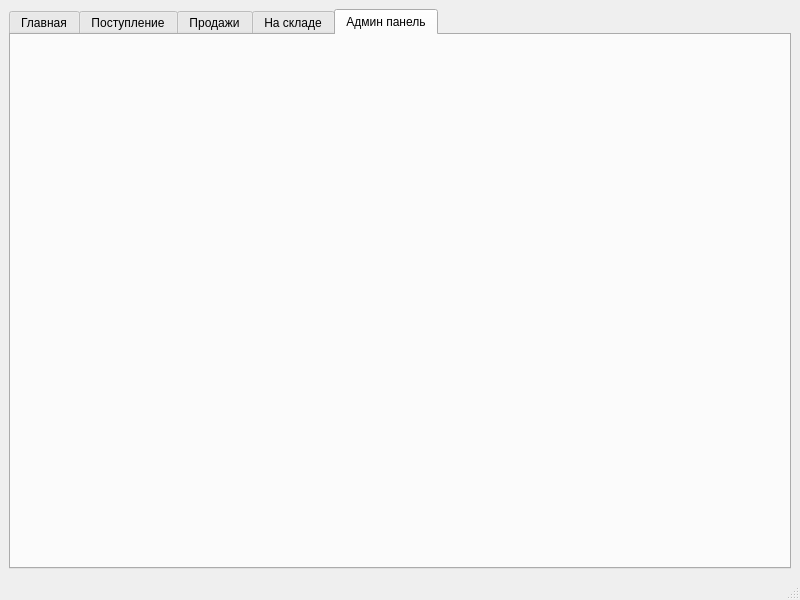
Qt form mainwindow.ui (waay01/Internship) before a commit.
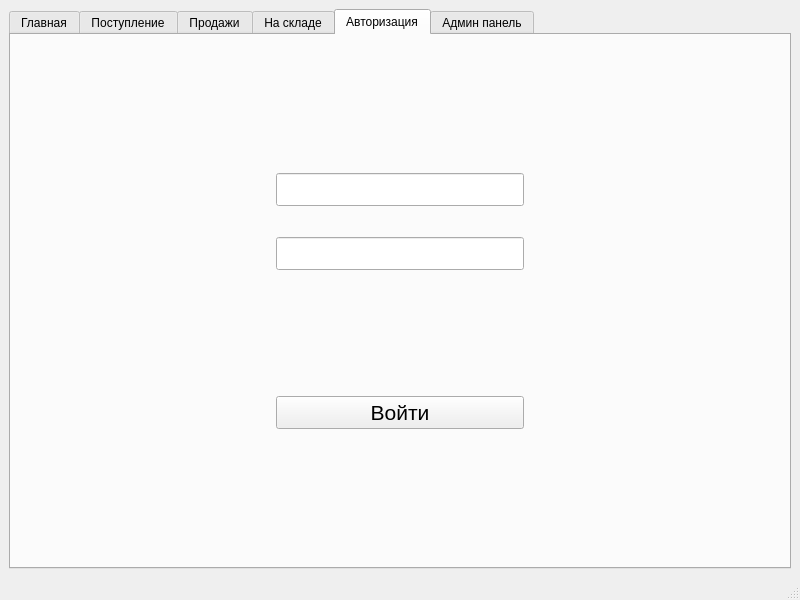
The same form after that commit.

Commit message: v1.1 add: context menu, ui for auth

What changed in the file:
```diff
--- a/mainwindow.ui
+++ b/mainwindow.ui
@@ -177,6 +177,257 @@
         </item>
        </layout>
       </widget>
+      <widget class="QWidget" name="tab_9">
+       <attribute name="title">
+        <string>Авторизация</string>
+       </attribute>
+       <layout class="QGridLayout" name="gridLayout_8">
+        <item row="0" column="0">
+         <widget class="QStackedWidget" name="stackedWidget">
+          <property name="currentIndex">
+           <number>0</number>
+          </property>
+          <widget class="QWidget" name="page">
+           <layout class="QGridLayout" name="gridLayout_9">
+            <item row="0" column="1">
+             <spacer name="verticalSpacer_3">
+              <property name="orientation">
+               <enum>Qt::Vertical</enum>
+              </property>
+              <property name="sizeHint" stdset="0">
+               <size>
+                <width>20</width>
+                <height>102</height>
+               </size>
+              </property>
+             </spacer>
+            </item>
+            <item row="1" column="0">
+             <spacer name="horizontalSpacer_2">
+              <property name="orientation">
+               <enum>Qt::Horizontal</enum>
+              </property>
+              <property name="sizeType">
+               <enum>QSizePolicy::Expanding</enum>
+              </property>
+              <property name="sizeHint" stdset="0">
+               <size>
+                <width>246</width>
+                <height>20</height>
+               </size>
+              </property>
+             </spacer>
+            </item>
+            <item row="1" column="1">
+             <widget class="QLineEdit" name="lineEdit">
+              <property name="font">
+               <font>
+                <family>Tahoma</family>
+                <pointsize>16</pointsize>
+               </font>
+              </property>
+              <property name="cursor">
+               <cursorShape>PointingHandCursor</cursorShape>
+              </property>
+              <property name="text">
+               <string/>
+              </property>
+             </widget>
+            </item>
+            <item row="1" column="2">
+             <spacer name="horizontalSpacer">
+              <property name="orientation">
+               <enum>Qt::Horizontal</enum>
+              </property>
+              <property name="sizeType">
+               <enum>QSizePolicy::Expanding</enum>
+              </property>
+              <property name="sizeHint" stdset="0">
+               <size>
+                <width>246</width>
+                <height>20</height>
+               </size>
+              </property>
+             </spacer>
+            </item>
+            <item row="2" column="1">
+             <spacer name="verticalSpacer_4">
+              <property name="orientation">
+               <enum>Qt::Vertical</enum>
+              </property>
+              <property name="sizeType">
+               <enum>QSizePolicy::Fixed</enum>
+              </property>
+              <property name="sizeHint" stdset="0">
+               <size>
+                <width>20</width>
+                <height>25</height>
+               </size>
+              </property>
+             </spacer>
+            </item>
+            <item row="3" column="1">
+             <widget class="QLineEdit" name="lineEdit_2">
+              <property name="font">
+               <font>
+                <family>Tahoma</family>
+                <pointsize>16</pointsize>
+               </font>
+              </property>
+              <property name="cursor">
+               <cursorShape>PointingHandCursor</cursorShape>
+              </property>
+              <property name="text">
+               <string/>
+              </property>
+             </widget>
+            </item>
+            <item row="4" column="1">
+             <spacer name="verticalSpacer">
+              <property name="orientation">
+               <enum>Qt::Vertical</enum>
+              </property>
+              <property name="sizeHint" stdset="0">
+               <size>
+                <width>20</width>
+                <height>102</height>
+               </size>
+              </property>
+             </spacer>
+            </item>
+            <item row="5" column="1">
+             <widget class="QPushButton" name="pushButton">
+              <property name="font">
+               <font>
+                <family>Tahoma</family>
+                <pointsize>16</pointsize>
+                <bold>false</bold>
+               </font>
+              </property>
+              <property name="text">
+               <string>Войти</string>
+              </property>
+             </widget>
+            </item>
+            <item row="6" column="1">
+             <spacer name="verticalSpacer_2">
+              <property name="orientation">
+               <enum>Qt::Vertical</enum>
+              </property>
+              <property name="sizeHint" stdset="0">
+               <size>
+                <width>20</width>
+                <height>102</height>
+               </size>
+              </property>
+             </spacer>
+            </item>
+           </layout>
+          </widget>
+          <widget class="QWidget" name="page_2">
+           <layout class="QGridLayout" name="gridLayout_10">
+            <item row="2" column="0">
+             <widget class="QPushButton" name="pushButton_3">
+              <property name="minimumSize">
+               <size>
+                <width>92</width>
+                <height>47</height>
+               </size>
+              </property>
+              <property name="font">
+               <font>
+                <family>Yu Gothic UI</family>
+                <pointsize>22</pointsize>
+               </font>
+              </property>
+              <property name="text">
+               <string>    Выйти    </string>
+              </property>
+             </widget>
+            </item>
+            <item row="0" column="0">
+             <layout class="QVBoxLayout" name="verticalLayout_3">
+              <item>
+               <layout class="QHBoxLayout" name="horizontalLayout">
+                <item>
+                 <widget class="QLabel" name="label_8">
+                  <property name="font">
+                   <font>
+                    <family>Yu Gothic UI</family>
+                    <pointsize>22</pointsize>
+                   </font>
+                  </property>
+                  <property name="text">
+                   <string>Личный кабинет: </string>
+                  </property>
+                 </widget>
+                </item>
+                <item>
+                 <widget class="QLabel" name="label_6">
+                  <property name="font">
+                   <font>
+                    <family>Yu Gothic UI</family>
+                    <pointsize>22</pointsize>
+                   </font>
+                  </property>
+                  <property name="text">
+                   <string>name</string>
+                  </property>
+                 </widget>
+                </item>
+               </layout>
+              </item>
+              <item>
+               <layout class="QHBoxLayout" name="horizontalLayout_2">
+                <item>
+                 <widget class="QLabel" name="label_9">
+                  <property name="font">
+                   <font>
+                    <family>Yu Gothic UI</family>
+                    <pointsize>22</pointsize>
+                   </font>
+                  </property>
+                  <property name="text">
+                   <string>Должность: </string>
+                  </property>
+                 </widget>
+                </item>
+                <item>
+                 <widget class="QLabel" name="label_7">
+                  <property name="font">
+                   <font>
+                    <family>Yu Gothic UI</family>
+                    <pointsize>22</pointsize>
+                   </font>
+                  </property>
+                  <property name="text">
+                   <string>position</string>
+                  </property>
+                 </widget>
+                </item>
+               </layout>
+              </item>
+             </layout>
+            </item>
+            <item row="1" column="0">
+             <spacer name="verticalSpacer_5">
+              <property name="orientation">
+               <enum>Qt::Vertical</enum>
+              </property>
+              <property name="sizeHint" stdset="0">
+               <size>
+                <width>20</width>
+                <height>40</height>
+               </size>
+              </property>
+             </spacer>
+            </item>
+           </layout>
+          </widget>
+         </widget>
+        </item>
+       </layout>
+      </widget>
       <widget class="QWidget" name="tab_4">
        <attribute name="title">
         <string>Админ панель</string>
```
The commit also changes 2 other files.
